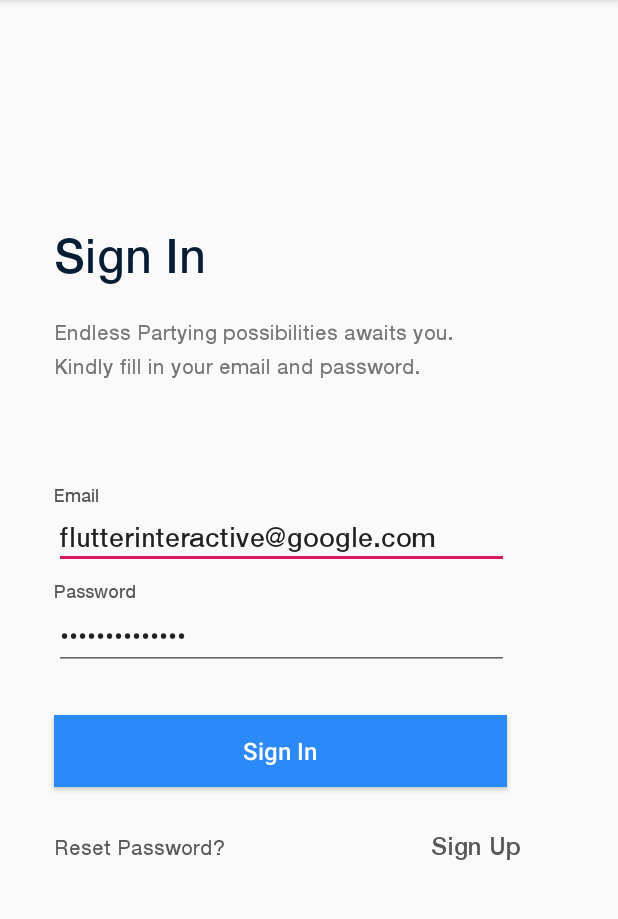
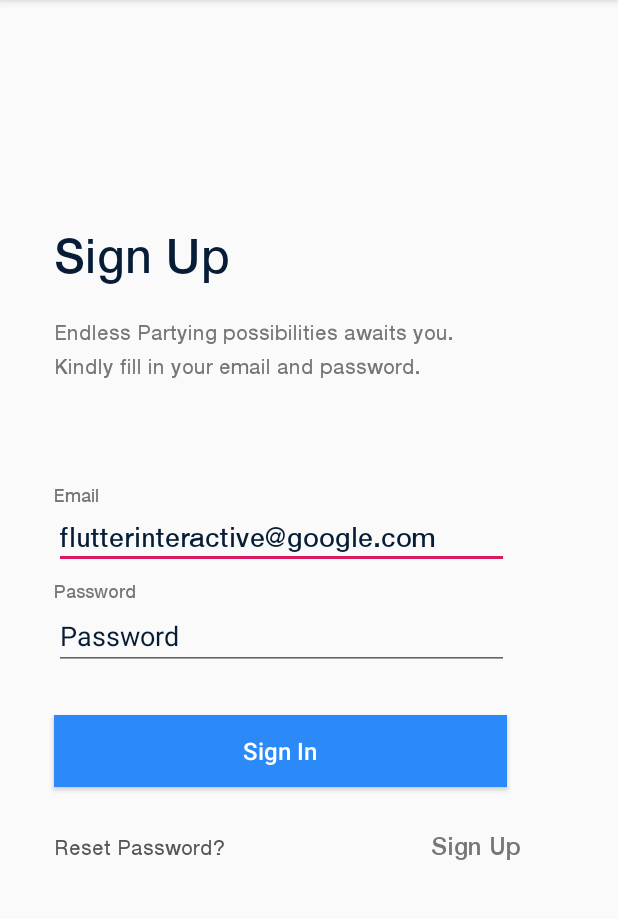
Before and after one commit to PRINCEISAH/flutter-interractive, an Android app: the SIGN_IN_Activity screen opened directly, with no data from a screen before it, on a phone screen of 412 x 824 dp, the part 84-1003 px from its top. Run offline under Robolectric (Android 15) with nearby library versions, the phone set to English and light mode, and no system bars.

Commit message:
String.xml file used color.xml used for color code

```diff
--- a/app/src/main/res/layout/activity_sign__in_.xml
+++ b/app/src/main/res/layout/activity_sign__in_.xml
@@ -18,29 +18,30 @@
         android:fontFamily="@font/helvetica"
         android:layout_width="wrap_content"
         android:layout_height="wrap_content"
-       android:text="Sign In"
+        android:text="@string/SignUp"
         android:textSize="32sp"
 
-        android:textColor="#071D36"/>
+        android:textColor="@color/dark"/>
     <TextView
         android:fontFamily="@font/helvetica"
         android:layout_width="wrap_content"
         android:layout_height="wrap_content"
-        android:text="Endless Partying possibilities awaits you."
+        android:text="@string/endless_party"
         android:layout_marginStart="36dp"
         android:layout_marginLeft="36dp"
         android:layout_marginTop="24dp"
-        android:textColor="#767676"
+        android:textColor="@color/Grey"
         android:textSize="14sp"/>
     <TextView
         android:layout_width="wrap_content"
         android:layout_height="wrap_content"
-        android:text="Kindly fill in your email and password."
+        android:text="@string/Details"
+
         android:layout_marginStart="36dp"
         android:fontFamily="@font/helvetica"
         android:layout_marginLeft="36dp"
         android:layout_marginTop="6dp"
-        android:textColor="#767676"
+        android:textColor="@color/Grey"
         android:textSize="14sp"/>
 
     <LinearLayout
@@ -50,12 +51,12 @@
     <TextView
         android:layout_width="wrap_content"
         android:layout_height="wrap_content"
-        android:text="Email"
+        android:text="@string/EMAIL"
         android:layout_marginStart="36dp"
         android:layout_marginLeft="36dp"
         android:layout_marginTop="70dp"
         android:fontFamily="@font/helvetica"
-        android:textColor="#575757"
+        android:textColor="@color/Grey"
         android:textSize="12sp"/>
     <EditText
         android:layout_marginStart="36dp"
@@ -63,26 +64,27 @@
         android:layout_width="303dp"
         android:inputType="text"
         android:fontFamily="@font/helvetica"
-        android:text="flutterinteractive@google.com"
+        android:text="@string/Email_username_text"
+        android:textColor="@color/dark"
         android:layout_height="wrap_content"/>
 
     <TextView
         android:layout_width="wrap_content"
         android:layout_height="wrap_content"
-        android:text="Password"
         android:layout_marginStart="36dp"
         android:layout_marginLeft="36dp"
         android:layout_marginTop="7dp"
-       android:fontFamily="@font/helvetica"
-        android:textColor="#575757"
-        android:textSize="12sp"/>
+        android:fontFamily="@font/helvetica"
+        android:text="@string/password"
+        android:textColor="@color/Grey"
+        android:textSize="12sp" />
     <EditText
+        android:textColor="@color/dark"
         android:fontFamily="Helvetica Neue"
         android:layout_marginStart="36dp"
         android:layout_marginLeft="36dp"
         android:layout_width="303dp"
-        android:inputType="textPassword"
-        android:text="**************"
+        android:text="@string/password"
         android:layout_height="wrap_content"/>
 
     <Button
@@ -92,7 +94,7 @@
         android:textSize="16sp"
         android:layout_marginLeft="36dp"
         android:layout_marginTop="30dp"
-     android:background="@drawable/botton"
+        android:background="@drawable/botton"
         android:text="@string/SignIn"
         android:textAllCaps="false"
         android:textColor="#FFFFFF" />
@@ -108,19 +110,18 @@
             android:layout_marginLeft="36dp"
             android:layout_marginTop="30dp"
             android:fontFamily="@font/helvetica"
-            android:text="Reset Password?"
+            android:text="@string/Reset_password"
             android:textColor="#575757"
             android:textSize="14sp" />
     <TextView
         android:layout_width="wrap_content"
         android:layout_height="wrap_content"
-        android:text="Sign Up"
+        android:text="@string/SignUp"
         android:layout_marginStart="138dp"
         android:layout_marginLeft="136dp"
         android:layout_marginTop="30dp"
         android:fontFamily="@font/helvetica"
-
-        android:textColor="#575757"
+        android:textColor="@color/Grey"
         android:textSize="16sp"/>
     </LinearLayout>
 
--- a/app/src/main/res/values/colors.xml
+++ b/app/src/main/res/values/colors.xml
@@ -3,4 +3,8 @@
     <color name="colorPrimary">#008577</color>
     <color name="colorPrimaryDark">#00574B</color>
     <color name="colorAccent">#D81B60</color>
+    <color name="white">#FFFFFF</color>
+    <color name= "blue">#2C8AF8</color>
+    <color name="Grey">#767676</color>
+    <color name="dark">#071D36</color>
 </resources>
--- a/app/src/main/res/values/strings.xml
+++ b/app/src/main/res/values/strings.xml
@@ -1,12 +1,21 @@
 <resources>
     <string name="app_name">flutter interractive</string>
-    <string name="whats_new">What"s New?</string>
+    <string name="Whats_new_text">What’s New?</string>
     <string name="version">V 1.32.1</string>
-    <string name="connect">Connect to Multiple Speakers</string>
-    <string name="connecttext"> You can now connect to multie bluetooth speakers at a time.</string>
-    <string name="Broadcast">Broadcast Party Venue</string>
-    <string name="broadcastext">Notify friends nearby of an on going party.</string>
+    <string name="connect_to_speakers">Connect To Multiple Speakers</string>
+    <string name="connect_to_speakers_text">You can now connect to multiple bluetooth speakers at a time.</string>
+    <string name="broad_cast">Broadcast Party Venue</string>
+    <string name="broad_cast_text">Notify friends nearby of an on going party.</string>
     <string name="flutter">Flutter Interactive</string>
     <string name="fluttertext">Run a codelab from your mobile phone and share with the world.</string>
+
     <string name="SignIn">Sign In</string>
+    <string name="SignUp">Sign Up</string>
+    <string name="endless_party">Endless Partying possibilities awaits you.</string>
+    <string name="Details">Kindly fill in your email and password.</string>
+    <string name="EMAIL">Email</string>
+    <string name="Email_username_text">flutterinteractive@google.com</string>
+    <string name="password">Password</string>
+    <string name="password_text">**************</string>
+    <string name="Reset_password">Reset Password?</string>
 </resources>
```
Also changed, not shown: app/src/main/res/layout/activity_main.xml (+22 -16 lines).
